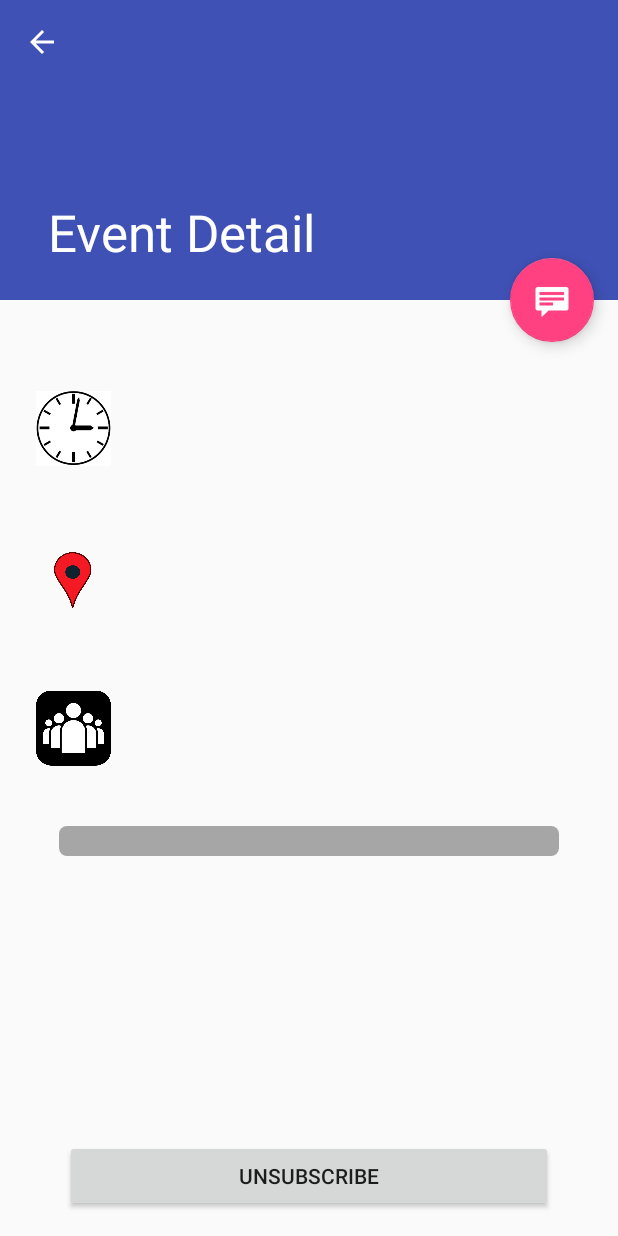
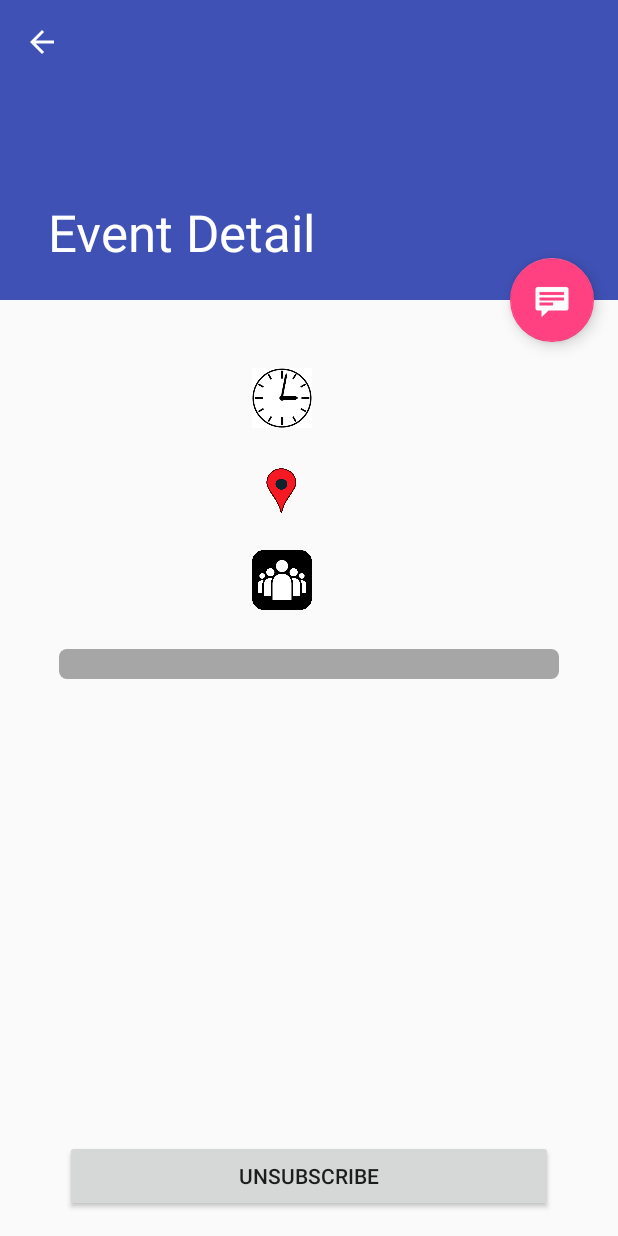
Before and after one commit to pranaabdhawan/playtime_android, an Android app: the ItemDetailFragment screen opened directly, with no data from a screen before it, on a phone screen of 412 x 824 dp. Run offline under Robolectric (Android 15) with nearby library versions, the phone set to English and light mode, and no system bars; our stand-ins replace Volley; libraries missing offline, so code that uses them is left out: es.dmoral.toasty; network calls fail; 3 statements that could not run were skipped.

Commit message:
Revert "Login itemdetail"

```diff
--- a/app/src/main/java/com/example/pranaab/playtime_android_app/ItemDetailFragment.java
+++ b/app/src/main/java/com/example/pranaab/playtime_android_app/ItemDetailFragment.java
@@ -63,8 +63,11 @@ public class ItemDetailFragment extends Fragment {
 
         // Show the dummy content as text in a TextView.
         if (mItem != null) {
-            ((TextView) rootView.findViewById(R.id.item_detail_time)).setText("Time: " + "\n" + mItem.getStart_time() + " - " + mItem.getEnd_time());
-            ((TextView) rootView.findViewById(R.id.item_detail_location)).setText("Location: " + "\n" +  mItem.getLocation());
+            //((TextView) rootView.findViewById(R.id.item_detail)).setText(mItem.getDetails());
+            //((TextView) rootView.findViewById(R.id.item_detail_details_dynamic)).setText(mItem.getName());
+//            ((TextView) rootView.findViewById(R.id.item_detail_name)).setText(mItem.getName());
+            ((TextView) rootView.findViewById(R.id.item_detail_time)).setText("Time: " + mItem.getStart_time() + " - " + mItem.getEnd_time());
+            ((TextView) rootView.findViewById(R.id.item_detail_location)).setText("Location: " + mItem.getLocation());
             ((TextView) rootView.findViewById(R.id.item_detail_capacity)).setText("Number of People: " + mItem.getNum_joined_members() + "/" + mItem.getMax_subscribers());
             ((TextView) rootView.findViewById(R.id.item_detail_spots_left)).setText(Integer.toString(mItem.getMax_subscribers() - mItem.getNum_joined_members()) + " spots left!");
             ProgressBar simpleProgressBar = (ProgressBar) rootView.findViewById(R.id.indeterminateBar);
--- a/app/src/main/java/com/example/pranaab/playtime_android_app/LoginActivity.java
+++ b/app/src/main/java/com/example/pranaab/playtime_android_app/LoginActivity.java
@@ -12,7 +12,6 @@ import android.util.Log;
 import android.view.View;
 import android.widget.Button;
 import android.widget.EditText;
-import android.widget.RelativeLayout;
 import android.widget.TextView;
 import android.widget.Toast;
 
--- a/app/src/main/res/layout/activity_login.xml
+++ b/app/src/main/res/layout/activity_login.xml
@@ -22,10 +22,8 @@
                 android:layout_width="match_parent"
                 android:layout_height="wrap_content"
                 android:inputType="textEmailAddress"
-                android:hint="Username" />
+                android:hint="Email" />
         </android.support.design.widget.TextInputLayout>
-
-
 
         <!--  Password Label -->
         <android.support.design.widget.TextInputLayout
--- a/app/src/main/res/layout/item_detail.xml
+++ b/app/src/main/res/layout/item_detail.xml
@@ -6,22 +6,28 @@
     android:paddingLeft="24dp"
     android:paddingRight="24dp">
 
+    <!--<TextView xmlns:android="http://schemas.android.com/apk/res/android"-->
+        <!--xmlns:tools="http://schemas.android.com/tools"-->
+        <!--android:id="@+id/item_detail_name"-->
+        <!--android:textSize="30dp"-->
+        <!--android:textStyle="bold"-->
+        <!--android:layout_width="match_parent"-->
+        <!--android:layout_height="match_parent"-->
+        <!--android:padding="10dp"-->
+        <!--android:textIsSelectable="true"-->
+        <!--tools:context="com.example.pranaab.playtime_android_app.ItemDetailFragment" />-->
+
     <LinearLayout
         android:orientation="horizontal"
         android:layout_width="match_parent"
-        android:layout_height="100dp"
+        android:layout_height="wrap_content"
         android:layout_gravity="center_horizontal"
         android:gravity="center_vertical|center_horizontal">
     <ImageView
         android:id="@+id/timeimage"
-        android:layout_width="50dp"
-        android:layout_height="match_parent"
+        android:layout_width="40dp"
+        android:layout_height="40dp"
         android:src="@drawable/clock" />
-
-        <LinearLayout
-            android:layout_width="match_parent"
-            android:layout_height="match_parent"
-            android:orientation="vertical">
 
     <TextView xmlns:android="http://schemas.android.com/apk/res/android"
         xmlns:tools="http://schemas.android.com/tools"
@@ -29,31 +35,26 @@
         android:textSize="30dp"
         android:textColor="#000000"
         android:layout_width="wrap_content"
-                android:layout_height="match_parent"
+        android:layout_height="wrap_content"
         android:padding="10dp"
         android:layout_marginLeft="15dp"
         android:textIsSelectable="true"
         tools:context="com.example.pranaab.playtime_android_app.ItemDetailFragment" />
-        </LinearLayout>
+
     </LinearLayout>
 
 
     <LinearLayout
         android:orientation="horizontal"
         android:layout_width="match_parent"
-        android:layout_height="100dp"
+        android:layout_height="wrap_content"
         android:layout_gravity="center_horizontal"
         android:gravity="center_vertical|center_horizontal">
         <ImageView
             android:id="@+id/locationimage"
-            android:layout_width="50dp"
-            android:layout_height="match_parent"
+            android:layout_width="40dp"
+            android:layout_height="40dp"
             android:src="@drawable/location" />
-
-        <LinearLayout
-            android:layout_width="match_parent"
-            android:layout_height="match_parent"
-            android:orientation="vertical">
 
         <TextView xmlns:android="http://schemas.android.com/apk/res/android"
             xmlns:tools="http://schemas.android.com/tools"
@@ -66,25 +67,20 @@
             android:layout_marginLeft="15dp"
             android:textIsSelectable="true"
             tools:context="com.example.pranaab.playtime_android_app.ItemDetailFragment" />
-        </LinearLayout>
+
     </LinearLayout>
 
     <LinearLayout
         android:orientation="horizontal"
         android:layout_width="match_parent"
-        android:layout_height="100dp"
+        android:layout_height="wrap_content"
         android:layout_gravity="center_horizontal"
         android:gravity="center_vertical|center_horizontal">
         <ImageView
             android:id="@+id/groupimage"
-            android:layout_width="50dp"
-            android:layout_height="match_parent"
+            android:layout_width="40dp"
+            android:layout_height="40dp"
             android:src="@drawable/group" />
-
-        <LinearLayout
-            android:layout_width="match_parent"
-            android:layout_height="match_parent"
-            android:orientation="vertical">
 
         <TextView xmlns:android="http://schemas.android.com/apk/res/android"
             xmlns:tools="http://schemas.android.com/tools"
@@ -97,7 +93,7 @@
             android:layout_marginLeft="15dp"
             android:textIsSelectable="true"
             tools:context="com.example.pranaab.playtime_android_app.ItemDetailFragment" />
-        </LinearLayout>
+
     </LinearLayout>
 
     <ProgressBar
```
Lines whose indentation alone changed are shown as unchanged.
